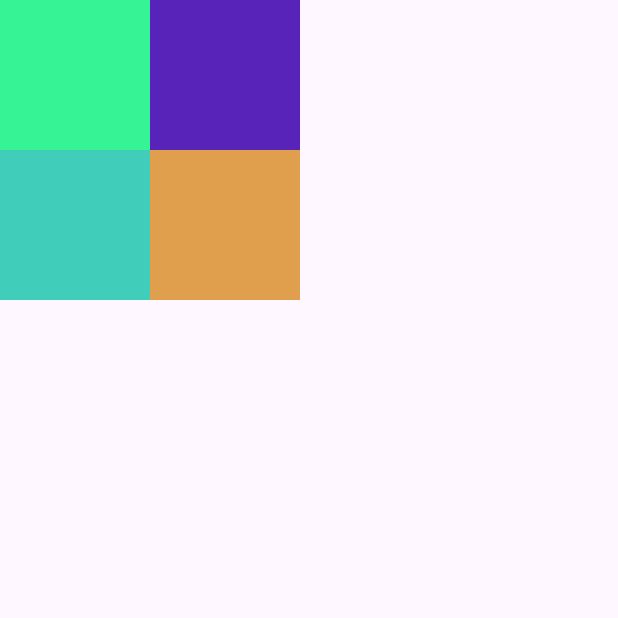
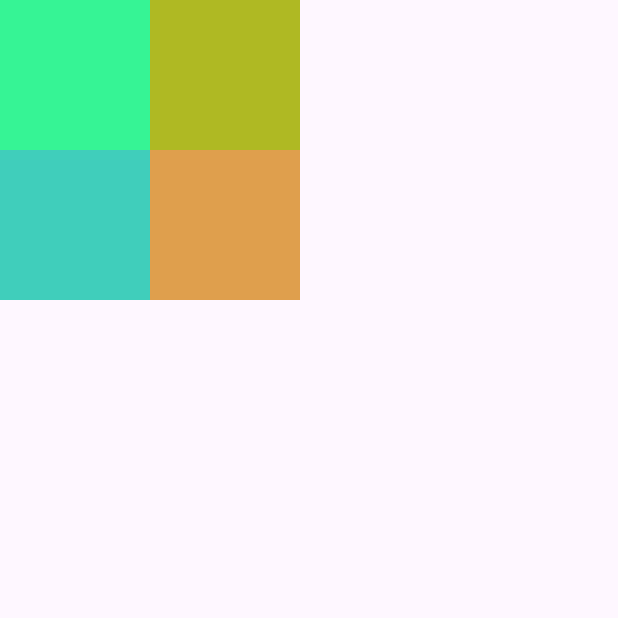
Before and after one commit to saskiaazka/PSAS_MOBILE_XIPPLG2, a Flutter app: the Beranda screen opened by its route, on a phone screen of 412 x 824 dp, the top half of it. Run offline on Flutter 3.47's test engine with Material 3 defaults, Android fonts, the phone set to English and light mode, and no system bars.

Commit message:
psas mobile

```diff
--- a/lib/beranda.dart
+++ b/lib/beranda.dart
@@ -27,7 +27,7 @@ class Beranda extends StatelessWidget {
           Container(
           height: 100,
           width: 100,
-          color: Color.fromARGB(255, 87, 35, 185),
+          color: Color.fromARGB(255, 175, 185, 35),
         ),
         Container(
           height: 100,
```
